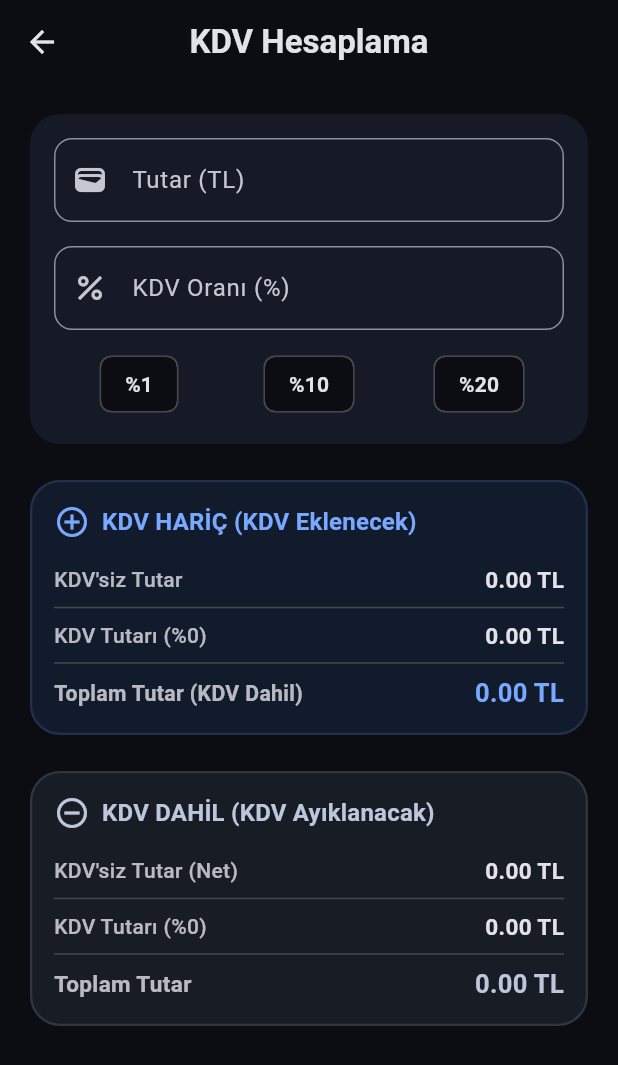
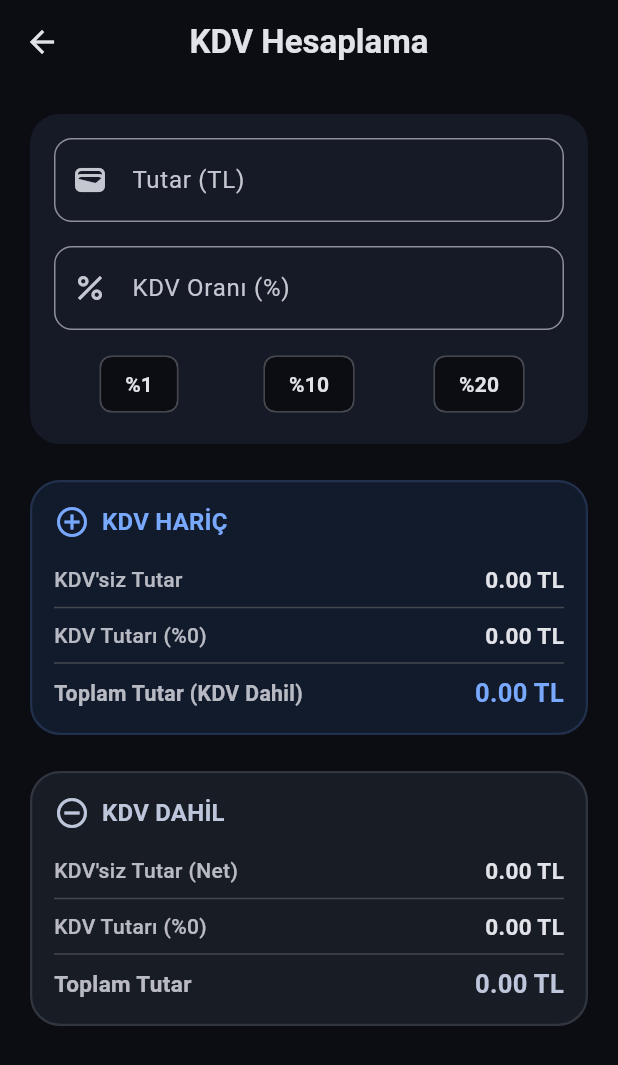
Before and after one commit to ArdaBolukbasi/hesapmakinesi, a Flutter app: the VatCalculatorScreen screen opened directly, on a phone screen of 412 x 824 dp. Shown: the top 1065 px of the screen. Run offline on Flutter 3.47's test engine with Material 3 defaults, Android fonts, the phone set to English and light mode, and no system bars; our stand-ins replace auto_size_text, flutter_riverpod, math_expressions, shared_preferences, vibration; accounts and stored records are empty.

Commit message:
Update KDV screen section titles and Settings Drawer footer signature

```diff
--- a/lib/screens/calculator_screen.dart
+++ b/lib/screens/calculator_screen.dart
@@ -229,9 +229,11 @@ class CalculatorScreen extends ConsumerWidget {
             Padding(
               padding: const EdgeInsets.all(24.0),
               child: Text(
-                'v1.3.0 • Premium Calculator',
+                'Made by Arda Bölükbaşı',
                 style: theme.textTheme.labelSmall?.copyWith(
                   color: theme.colorScheme.onSurfaceVariant.withValues(alpha: 0.5),
+                  fontStyle: FontStyle.italic,
+                  letterSpacing: 0.8,
                 ),
                 textAlign: TextAlign.center,
               ),
--- a/lib/screens/vat_calculator_screen.dart
+++ b/lib/screens/vat_calculator_screen.dart
@@ -198,7 +198,7 @@ class _VatCalculatorScreenState extends ConsumerState<VatCalculatorScreen> {
                           Icon(Icons.add_circle_outline, color: theme.colorScheme.primary),
                           const SizedBox(width: 8),
                           Text(
-                            'KDV HARİÇ (KDV Eklenecek)',
+                            'KDV HARİÇ',
                             style: theme.textTheme.titleMedium?.copyWith(
                               fontWeight: FontWeight.bold,
                               color: theme.colorScheme.primary,
@@ -247,7 +247,7 @@ class _VatCalculatorScreenState extends ConsumerState<VatCalculatorScreen> {
                           Icon(Icons.remove_circle_outline, color: theme.colorScheme.secondary),
                           const SizedBox(width: 8),
                           Text(
-                            'KDV DAHİL (KDV Ayıklanacak)',
+                            'KDV DAHİL',
                             style: theme.textTheme.titleMedium?.copyWith(
                               fontWeight: FontWeight.bold,
                               color: theme.colorScheme.secondary,
```
